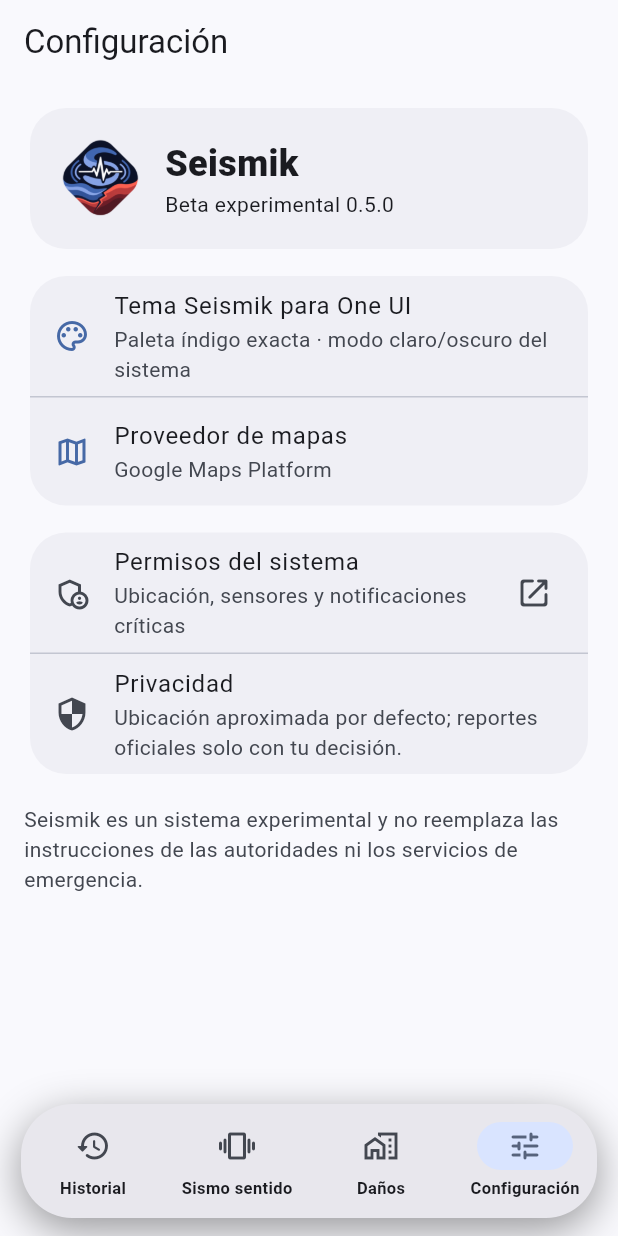
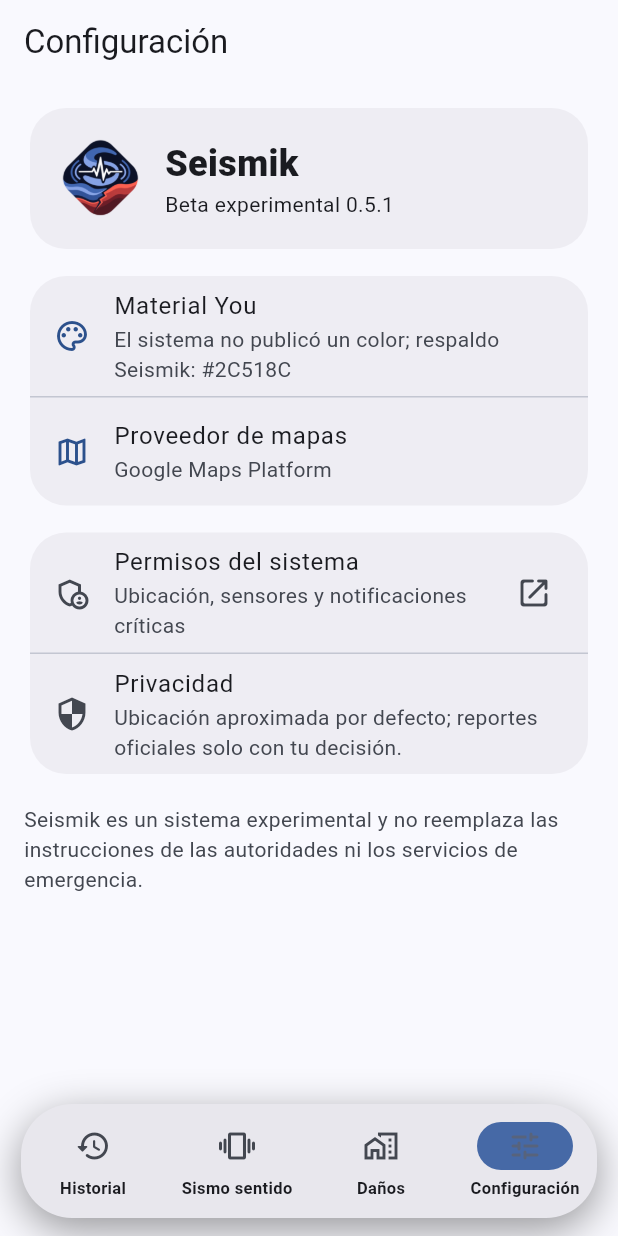
Before and after one commit to seismik-org/seismik, a Flutter app: the screen it shows after launch, item 4 of the bottom bar chosen, on a phone screen of 412 x 824 dp. Run offline on Flutter 3.47's test engine with Material 3 defaults, Android fonts, the phone set to English and light mode, and no system bars; our stand-ins replace battery_plus, firebase_core, firebase_messaging, flutter_local_notifications, geolocator, google_maps_flutter and 3 more; missing offline and left inert: firebase_app_check; accounts and stored records are empty; network calls fail; statements that could not run were skipped.

Commit message:
fix: read exact Android Material You accent

```diff
--- a/mobile_app/lib/core/theme.dart
+++ b/mobile_app/lib/core/theme.dart
@@ -1,11 +1,7 @@
 import 'package:flutter/material.dart';
 
 abstract final class SeismikTheme {
-  // Paleta de marca estable: evita que fabricantes sin Dynamic Color completo
-  // sustituyan el diseño por el azul Material predeterminado de Google.
-  static const Color oneUiIndigo = Color(0xFF4669A6);
-  static const Color oneUiPeriwinkle = Color(0xFF8EA7D8);
-  static const Color safetyCoral = Color(0xFFE6655E);
+  static const Color fallbackSeed = Color(0xFF4669A6);
 
   static ThemeData fromScheme(ColorScheme scheme) => ThemeData(
     useMaterial3: true,
@@ -48,30 +44,23 @@ abstract final class SeismikTheme {
     ),
   );
 
-  static ColorScheme fallback(Brightness brightness) {
-    final bool dark = brightness == Brightness.dark;
-    return ColorScheme.fromSeed(
-      seedColor: oneUiIndigo,
+  static ColorScheme scheme({
+    required Brightness brightness,
+    Color? exactSystemAccent,
+  }) {
+    final Color seed = exactSystemAccent ?? fallbackSeed;
+    final ColorScheme generated = ColorScheme.fromSeed(
+      seedColor: seed,
       brightness: brightness,
       dynamicSchemeVariant: DynamicSchemeVariant.fidelity,
-    ).copyWith(
-      primary: dark ? const Color(0xFFAFC6F2) : oneUiIndigo,
-      onPrimary: dark ? const Color(0xFF142748) : Colors.white,
-      primaryContainer: dark
-          ? const Color(0xFF304A7A)
-          : const Color(0xFFD9E4FF),
-      onPrimaryContainer: dark
-          ? const Color(0xFFE4ECFF)
-          : const Color(0xFF142748),
-      secondary: dark ? const Color(0xFFC2CBE0) : const Color(0xFF566176),
-      tertiary: dark ? const Color(0xFFFFB4AE) : safetyCoral,
-      surface: dark ? const Color(0xFF0B0D12) : const Color(0xFFF9F9FD),
-      surfaceContainer: dark
-          ? const Color(0xFF1B1D24)
-          : const Color(0xFFEFEFF5),
-      surfaceContainerHighest: dark
-          ? const Color(0xFF303139)
-          : const Color(0xFFE2E2EA),
+    );
+    if (exactSystemAccent == null) return generated;
+    final bool accentIsDark =
+        ThemeData.estimateBrightnessForColor(exactSystemAccent) ==
+        Brightness.dark;
+    return generated.copyWith(
+      primary: exactSystemAccent,
+      onPrimary: accentIsDark ? Colors.white : Colors.black,
     );
   }
 }
--- a/mobile_app/lib/main.dart
+++ b/mobile_app/lib/main.dart
@@ -14,11 +14,13 @@ import 'presentation/screens/event_detail_screen.dart';
 import 'presentation/screens/felt_report_screen.dart';
 import 'presentation/screens/monitor_screen.dart';
 import 'presentation/screens/settings_screen.dart';
+import 'services/material_you_service.dart';
 import 'state/seismik_state.dart';
 
 Future<void> main() async {
   WidgetsFlutterBinding.ensureInitialized();
   SeismikConstants.validateBuildConfiguration();
+  final Color? exactSystemAccent = await MaterialYouService.readExactAccent();
   await Firebase.initializeApp();
   await FirebaseAppCheck.instance.activate(
     providerAndroid: kReleaseMode
@@ -28,11 +30,13 @@ Future<void> main() async {
         ? const AppleAppAttestWithDeviceCheckFallbackProvider()
         : const AppleDebugProvider(),
   );
-  runApp(const SeismikApp());
+  runApp(SeismikApp(exactSystemAccent: exactSystemAccent));
 }
 
 class SeismikApp extends StatelessWidget {
-  const SeismikApp({super.key});
+  const SeismikApp({this.exactSystemAccent, super.key});
+
+  final Color? exactSystemAccent;
 
   @override
   Widget build(BuildContext context) => ChangeNotifierProvider<SeismikState>(
@@ -45,17 +49,27 @@ class SeismikApp extends StatelessWidget {
       title: SeismikConstants.appName,
       debugShowCheckedModeBanner: false,
       themeMode: ThemeMode.system,
-      theme: SeismikTheme.fromScheme(SeismikTheme.fallback(Brightness.light)),
+      theme: SeismikTheme.fromScheme(
+        SeismikTheme.scheme(
+          brightness: Brightness.light,
+          exactSystemAccent: exactSystemAccent,
+        ),
+      ),
       darkTheme: SeismikTheme.fromScheme(
-        SeismikTheme.fallback(Brightness.dark),
+        SeismikTheme.scheme(
+          brightness: Brightness.dark,
+          exactSystemAccent: exactSystemAccent,
+        ),
       ),
-      home: const _SeismikShell(),
+      home: _SeismikShell(exactSystemAccent: exactSystemAccent),
     ),
   );
 }
 
 class _SeismikShell extends StatefulWidget {
-  const _SeismikShell();
+  const _SeismikShell({required this.exactSystemAccent});
+
+  final Color? exactSystemAccent;
 
   @override
   State<_SeismikShell> createState() => _SeismikShellState();
@@ -89,7 +103,10 @@ class _SeismikShellState extends State<_SeismikShell> {
               const MonitorScreen(),
               FeltReportScreen(event: event),
               DamageReportScreen(event: event),
-              const SettingsScreen(),
+              SettingsScreen(
+                activeAccent: Theme.of(context).colorScheme.primary,
+                usesSystemAccent: widget.exactSystemAccent != null,
+              ),
             ],
           ),
           Positioned(
--- a/mobile_app/lib/presentation/screens/settings_screen.dart
+++ b/mobile_app/lib/presentation/screens/settings_screen.dart
@@ -2,7 +2,14 @@ import 'package:flutter/material.dart';
 import 'package:geolocator/geolocator.dart';
 
 class SettingsScreen extends StatelessWidget {
-  const SettingsScreen({super.key});
+  const SettingsScreen({
+    required this.activeAccent,
+    required this.usesSystemAccent,
+    super.key,
+  });
+
+  final Color activeAccent;
+  final bool usesSystemAccent;
 
   @override
   Widget build(BuildContext context) {
@@ -34,7 +41,7 @@ class SettingsScreen extends StatelessWidget {
                             fontWeight: FontWeight.w900,
                           ),
                         ),
-                        Text('Beta experimental 0.5.0'),
+                        Text('Beta experimental 0.5.1'),
                       ],
                     ),
                   ),
@@ -48,9 +55,11 @@ class SettingsScreen extends StatelessWidget {
               children: <Widget>[
                 ListTile(
                   leading: Icon(Icons.palette_outlined, color: colors.primary),
-                  title: const Text('Tema Seismik para One UI'),
-                  subtitle: const Text(
-                    'Paleta índigo exacta · modo claro/oscuro del sistema',
+                  title: const Text('Material You'),
+                  subtitle: Text(
+                    usesSystemAccent
+                        ? 'Color exacto leído de Android: ${_hex(activeAccent)}'
+                        : 'El sistema no publicó un color; respaldo Seismik: ${_hex(activeAccent)}',
                   ),
                 ),
                 const Divider(height: 1),
@@ -95,4 +104,7 @@ class SettingsScreen extends StatelessWidget {
       ),
     );
   }
+
+  static String _hex(Color color) =>
+      '#${color.toARGB32().toRadixString(16).padLeft(8, '0').substring(2).toUpperCase()}';
 }
--- /dev/null
+++ b/mobile_app/lib/services/material_you_service.dart
@@ -0,0 +1,20 @@
+import 'package:flutter/foundation.dart';
+import 'package:flutter/services.dart';
+
+abstract final class MaterialYouService {
+  static const MethodChannel _channel = MethodChannel(
+    'com.seismik.app/material_you',
+  );
+
+  static Future<Color?> readExactAccent() async {
+    if (defaultTargetPlatform != TargetPlatform.android) return null;
+    try {
+      final int? argb = await _channel.invokeMethod<int>('getExactAccent');
+      return argb == null ? null : Color(argb);
+    } on PlatformException {
+      return null;
+    } on MissingPluginException {
+      return null;
+    }
+  }
+}
--- a/mobile_app/pubspec.yaml
+++ b/mobile_app/pubspec.yaml
@@ -1,7 +1,7 @@
 name: seismik
 description: Cliente móvil multiplataforma de alerta sísmica temprana Seismik.
 publish_to: none
-version: 0.5.0+5
+version: 0.5.1+6
 
 environment:
   sdk: ">=3.11.0 <4.0.0"
--- a/mobile_app/releases/SHA256SUMS.txt
+++ b/mobile_app/releases/SHA256SUMS.txt
@@ -1,2 +1 @@
-BC91E9A8574AE43F8B31F87A73AE7A2068C5C66C852DE7821C720F0C1009B0ED  seismik-0.5.0-arm64-debug.apk
-B616EE34AA2F346927D289CF21153F8D6EF9282E4F626933D20A459D431AACBA  seismik-0.5.0-universal-debug.apk
+C01A093364F218C29635AECA461FFA21D93BADAC01195E788F7AF88F66B5E3D9  seismik-0.5.1-universal-debug.apk
```
Also changed, not shown: 4 other files.
